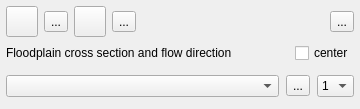
First picture: the form in flo2d/ui/fpxsec_editor.ui, repository FLO-2DSoftware/qgis-flo-2d-plugin, before the edit.
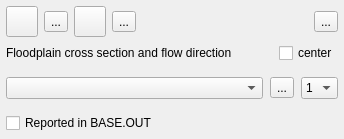
Second picture: the form after the edit. Icons and pictures are not drawn.

Commit message: structure editor, added global switch for floodplain xsections

Patch:
```diff
--- a/flo2d/ui/fpxsec_editor.ui
+++ b/flo2d/ui/fpxsec_editor.ui
@@ -6,8 +6,8 @@
    <rect>
     <x>0</x>
     <y>0</y>
-    <width>360</width>
-    <height>109</height>
+    <width>344</width>
+    <height>139</height>
    </rect>
   </property>
   <property name="minimumSize">
@@ -332,6 +332,17 @@
      </layout>
     </widget>
    </item>
+   <item>
+    <layout class="QHBoxLayout" name="horizontalLayout_2">
+     <item>
+      <widget class="QCheckBox" name="report_chbox">
+       <property name="text">
+        <string>Reported in BASE.OUT</string>
+       </property>
+      </widget>
+     </item>
+    </layout>
+   </item>
   </layout>
  </widget>
  <resources/>
```
The commit also changes 8 other files.
